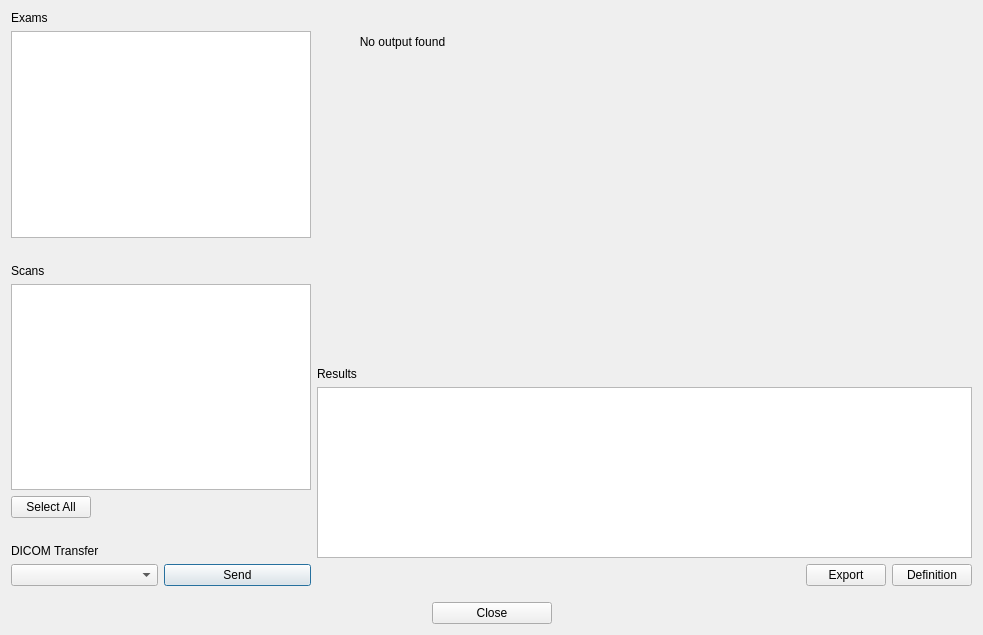
This is services/ui/forms/studyviewer.ui in mri4all/console as Qt 5 draws it before an edit. The edited form follows.
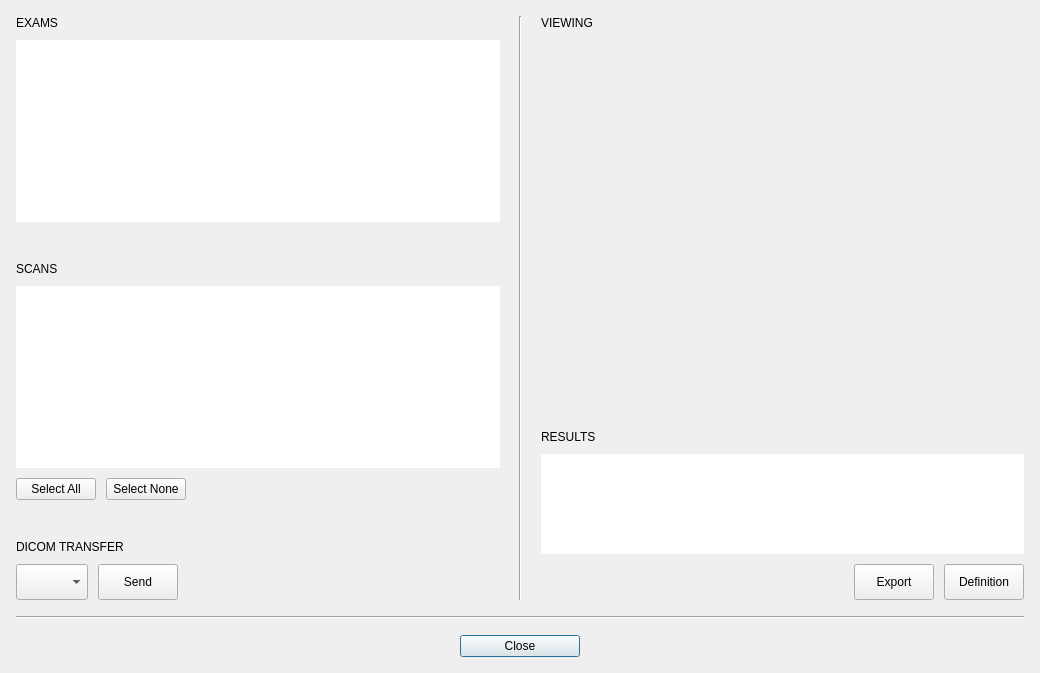
This is the edited form.

What changed in the file:
```diff
--- a/services/ui/forms/studyviewer.ui
+++ b/services/ui/forms/studyviewer.ui
@@ -6,27 +6,58 @@
    <rect>
     <x>0</x>
     <y>0</y>
-    <width>983</width>
-    <height>635</height>
+    <width>1040</width>
+    <height>645</height>
    </rect>
   </property>
   <property name="windowTitle">
    <string>Study Viewer</string>
   </property>
   <layout class="QVBoxLayout" name="verticalLayout_3">
+   <property name="leftMargin">
+    <number>16</number>
+   </property>
+   <property name="topMargin">
+    <number>16</number>
+   </property>
+   <property name="rightMargin">
+    <number>16</number>
+   </property>
+   <property name="bottomMargin">
+    <number>16</number>
+   </property>
    <item>
-    <layout class="QHBoxLayout" name="horizontalLayout" stretch="0,1">
+    <layout class="QHBoxLayout" name="horizontalLayout_4" stretch="50,0,0,0,50">
      <item>
       <layout class="QVBoxLayout" name="verticalLayout">
+       <property name="spacing">
+        <number>10</number>
+       </property>
+       <property name="sizeConstraint">
+        <enum>QLayout::SetMinimumSize</enum>
+       </property>
        <item>
         <widget class="QLabel" name="examsLabel">
          <property name="text">
-          <string>Exams</string>
+          <string>EXAMS</string>
          </property>
         </widget>
        </item>
        <item>
-        <widget class="QListWidget" name="examListWidget"/>
+        <widget class="QListWidget" name="examListWidget">
+         <property name="minimumSize">
+          <size>
+           <width>0</width>
+           <height>0</height>
+          </size>
+         </property>
+         <property name="frameShape">
+          <enum>QFrame::NoFrame</enum>
+         </property>
+         <property name="lineWidth">
+          <number>0</number>
+         </property>
+        </widget>
        </item>
        <item>
         <spacer name="verticalSpacer_2">
@@ -39,7 +70,7 @@
          <property name="sizeHint" stdset="0">
           <size>
            <width>20</width>
-           <height>20</height>
+           <height>30</height>
           </size>
          </property>
         </spacer>
@@ -47,7 +78,7 @@
        <item>
         <widget class="QLabel" name="scansLabel">
          <property name="text">
-          <string>Scans</string>
+          <string>SCANS</string>
          </property>
         </widget>
        </item>
@@ -62,20 +93,56 @@
            <height>0</height>
           </size>
          </property>
+         <property name="frameShape">
+          <enum>QFrame::NoFrame</enum>
+         </property>
+         <property name="lineWidth">
+          <number>0</number>
+         </property>
         </widget>
        </item>
-       <item alignment="Qt::AlignLeft">
-        <widget class="QPushButton" name="selectAllPushButton">
-         <property name="enabled">
-          <bool>true</bool>
+       <item>
+        <layout class="QHBoxLayout" name="horizontalLayout">
+         <property name="spacing">
+          <number>10</number>
          </property>
-         <property name="text">
-          <string>Select All</string>
-         </property>
-         <property name="autoDefault">
-          <bool>false</bool>
-         </property>
-        </widget>
+         <item>
+          <widget class="QPushButton" name="selectAllPushButton">
+           <property name="enabled">
+            <bool>true</bool>
+           </property>
+           <property name="text">
+            <string>Select All</string>
+           </property>
+           <property name="autoDefault">
+            <bool>false</bool>
+           </property>
+          </widget>
+         </item>
+         <item>
+          <widget class="QPushButton" name="selectNonePushButton">
+           <property name="text">
+            <string>Select None</string>
+           </property>
+           <property name="autoDefault">
+            <bool>false</bool>
+           </property>
+          </widget>
+         </item>
+         <item>
+          <spacer name="horizontalSpacer_8">
+           <property name="orientation">
+            <enum>Qt::Horizontal</enum>
+           </property>
+           <property name="sizeHint" stdset="0">
+            <size>
+             <width>40</width>
+             <height>20</height>
+            </size>
+           </property>
+          </spacer>
+         </item>
+        </layout>
        </item>
        <item>
         <spacer name="verticalSpacer_3">
@@ -88,7 +155,7 @@
          <property name="sizeHint" stdset="0">
           <size>
            <width>20</width>
-           <height>20</height>
+           <height>30</height>
           </size>
          </property>
         </spacer>
@@ -96,28 +163,109 @@
        <item>
         <widget class="QLabel" name="dicomSendLabel">
          <property name="text">
-          <string>DICOM Transfer</string>
+          <string>DICOM TRANSFER</string>
          </property>
         </widget>
        </item>
        <item>
         <layout class="QHBoxLayout" name="horizontalLayout_2">
+         <property name="spacing">
+          <number>10</number>
+         </property>
          <item>
-          <widget class="QComboBox" name="dicomTargetComboBox"/>
+          <widget class="QComboBox" name="dicomTargetComboBox">
+           <property name="minimumSize">
+            <size>
+             <width>0</width>
+             <height>36</height>
+            </size>
+           </property>
+          </widget>
          </item>
          <item>
           <widget class="QPushButton" name="sendDicomsButton">
+           <property name="minimumSize">
+            <size>
+             <width>0</width>
+             <height>36</height>
+            </size>
+           </property>
            <property name="text">
             <string>Send</string>
            </property>
+           <property name="autoDefault">
+            <bool>false</bool>
+           </property>
           </widget>
          </item>
+         <item>
+          <spacer name="horizontalSpacer_7">
+           <property name="orientation">
+            <enum>Qt::Horizontal</enum>
+           </property>
+           <property name="sizeHint" stdset="0">
+            <size>
+             <width>40</width>
+             <height>20</height>
+            </size>
+           </property>
+          </spacer>
+         </item>
         </layout>
        </item>
       </layout>
      </item>
+     <item>
+      <spacer name="horizontalSpacer_4">
+       <property name="orientation">
+        <enum>Qt::Horizontal</enum>
+       </property>
+       <property name="sizeType">
+        <enum>QSizePolicy::Fixed</enum>
+       </property>
+       <property name="sizeHint" stdset="0">
+        <size>
+         <width>13</width>
+         <height>20</height>
+        </size>
+       </property>
+      </spacer>
+     </item>
+     <item>
+      <widget class="Line" name="line_2">
+       <property name="orientation">
+        <enum>Qt::Vertical</enum>
+       </property>
+      </widget>
+     </item>
+     <item>
+      <spacer name="horizontalSpacer_5">
+       <property name="orientation">
+        <enum>Qt::Horizontal</enum>
+       </property>
+       <property name="sizeType">
+        <enum>QSizePolicy::Fixed</enum>
+       </property>
+       <property name="sizeHint" stdset="0">
+        <size>
+         <width>13</width>
+         <height>20</height>
+        </size>
+       </property>
+      </spacer>
+     </item>
      <item>
       <layout class="QVBoxLayout" name="verticalLayout_2">
+       <property name="spacing">
+        <number>10</number>
+       </property>
+       <item>
+        <widget class="QLabel" name="viewerLabel">
+         <property name="text">
+          <string>VIEWING</string>
+         </property>
+        </widget>
+       </item>
        <item>
         <widget class="QFrame" name="viewerFrame">
          <property name="sizePolicy">
@@ -138,28 +286,28 @@
            <height>16777215</height>
           </size>
          </property>
-         <widget class="QLabel" name="label">
-          <property name="geometry">
-           <rect>
-            <x>0</x>
-            <y>0</y>
-            <width>171</width>
-            <height>61</height>
-           </rect>
-          </property>
-          <property name="text">
-           <string>No output found</string>
-          </property>
-          <property name="alignment">
-           <set>Qt::AlignCenter</set>
-          </property>
-         </widget>
         </widget>
        </item>
+       <item>
+        <spacer name="verticalSpacer_4">
+         <property name="orientation">
+          <enum>Qt::Vertical</enum>
+         </property>
+         <property name="sizeType">
+          <enum>QSizePolicy::Fixed</enum>
+         </property>
+         <property name="sizeHint" stdset="0">
+          <size>
+           <width>20</width>
+           <height>30</height>
+          </size>
+         </property>
+        </spacer>
+       </item>
        <item>
         <widget class="QLabel" name="resultsLabel">
          <property name="text">
-          <string>Results</string>
+          <string>RESULTS</string>
          </property>
         </widget>
        </item>
@@ -183,10 +331,19 @@
            <height>100</height>
           </size>
          </property>
+         <property name="frameShape">
+          <enum>QFrame::NoFrame</enum>
+         </property>
+         <property name="lineWidth">
+          <number>0</number>
+         </property>
         </widget>
        </item>
        <item>
         <layout class="QHBoxLayout" name="horizontalLayout_5">
+         <property name="spacing">
+          <number>10</number>
+         </property>
          <item>
           <spacer name="horizontalSpacer_3">
            <property name="orientation">
@@ -202,6 +359,12 @@
          </item>
          <item>
           <widget class="QPushButton" name="exportPushButton">
+           <property name="minimumSize">
+            <size>
+             <width>0</width>
+             <height>36</height>
+            </size>
+           </property>
            <property name="text">
             <string>Export</string>
            </property>
@@ -212,6 +375,12 @@
          </item>
          <item>
           <widget class="QPushButton" name="definitionPushButton">
+           <property name="minimumSize">
+            <size>
+             <width>0</width>
+             <height>36</height>
+            </size>
+           </property>
            <property name="text">
             <string>Definition</string>
            </property>
@@ -226,6 +395,29 @@
      </item>
     </layout>
    </item>
+   <item>
+    <spacer name="verticalSpacer_5">
+     <property name="orientation">
+      <enum>Qt::Vertical</enum>
+     </property>
+     <property name="sizeType">
+      <enum>QSizePolicy::Fixed</enum>
+     </property>
+     <property name="sizeHint" stdset="0">
+      <size>
+       <width>20</width>
+       <height>10</height>
+      </size>
+     </property>
+    </spacer>
+   </item>
+   <item>
+    <widget class="Line" name="line">
+     <property name="orientation">
+      <enum>Qt::Horizontal</enum>
+     </property>
+    </widget>
+   </item>
    <item>
     <spacer name="verticalSpacer">
      <property name="orientation">
```
